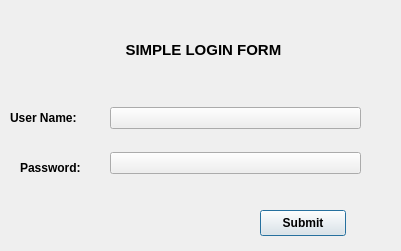
MartinaGeorgieva17/PyQT_Project, file HW.41/simple_login.ui: the form before one commit.
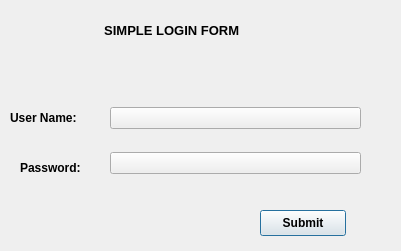
The form after the commit.

```diff
--- a/HW.41/simple_login.ui
+++ b/HW.41/simple_login.ui
@@ -30,8 +30,8 @@
     <rect>
      <x>80</x>
      <y>20</y>
-     <width>251</width>
-     <height>61</height>
+     <width>187</width>
+     <height>21</height>
     </rect>
    </property>
    <property name="font">
@@ -40,7 +40,7 @@
     </font>
    </property>
    <property name="text">
-    <string>SIMPLE LOGIN FORM </string>
+    <string>&lt;html&gt;&lt;head/&gt;&lt;body&gt;&lt;p&gt;&lt;span style=&quot; font-size:10pt;&quot;&gt;SIMPLE LOGIN FORM &lt;/span&gt;&lt;/p&gt;&lt;/body&gt;&lt;/html&gt;</string>
    </property>
    <property name="textFormat">
     <enum>Qt::RichText</enum>
```
